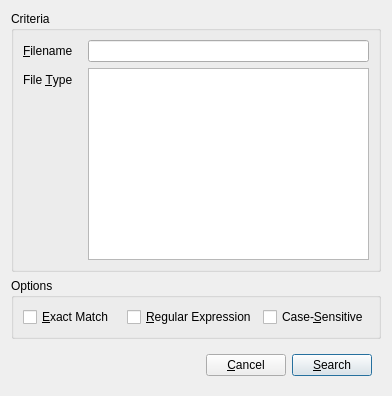
This is src/gtatools-gui/src/src/gui/FileSearchDialog.ui in alemariusnexus/gtatools as Qt 5 draws it before an edit. The edited form follows.
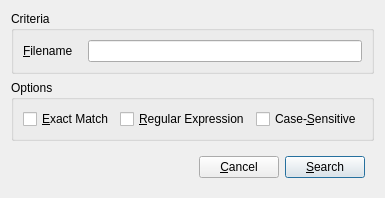
This is the edited form.

Commit message: - Added file-finding methods to libgtaformats - Moved file-finding code from the search dialogs to a new GUI class which will serve as container for often used GUI tasks - Made IDE and IPL tables read-only - Model and TXD names in IDE and IPL tables are now links: On double-click, the corresponding files are opened - Removed StringMatcher class, because file searching is now done with the file-finding API (FileFinder classes) - Changed DFFRenderWidget near-clipping-distance so that objects can be seen nearer - Disabled search dialog menu options whenever the null-profile is loaded

```diff
--- a/src/gtatools-gui/src/src/gui/FileSearchDialog.ui
+++ b/src/gtatools-gui/src/src/gui/FileSearchDialog.ui
@@ -6,8 +6,8 @@
    <rect>
     <x>0</x>
     <y>0</y>
-    <width>392</width>
-    <height>370</height>
+    <width>366</width>
+    <height>162</height>
    </rect>
   </property>
   <property name="windowTitle">
@@ -26,6 +26,9 @@
       <string>Criteria</string>
      </property>
      <layout class="QFormLayout" name="formLayout">
+      <property name="fieldGrowthPolicy">
+       <enum>QFormLayout::ExpandingFieldsGrow</enum>
+      </property>
       <property name="horizontalSpacing">
        <number>15</number>
       </property>
@@ -42,23 +45,6 @@
       <item row="0" column="1">
        <widget class="QLineEdit" name="nameField"/>
       </item>
-      <item row="1" column="0">
-       <widget class="QLabel" name="label_2">
-        <property name="text">
-         <string>File &amp;Type</string>
-        </property>
-        <property name="buddy">
-         <cstring>typeList</cstring>
-        </property>
-       </widget>
-      </item>
-      <item row="1" column="1">
-       <widget class="QListWidget" name="typeList">
-        <property name="selectionMode">
-         <enum>QAbstractItemView::ExtendedSelection</enum>
-        </property>
-       </widget>
-      </item>
      </layout>
     </widget>
    </item>
```
The commit also changes 39 other files.
